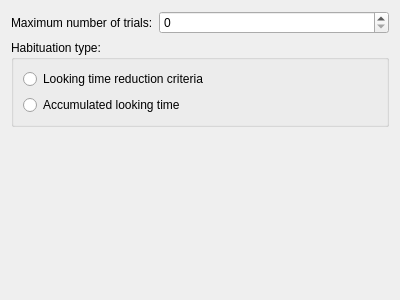
Qt form libs/habutil/wizards/PhaseWPHabituation.ui (djsperka/habit2-src) before a commit.
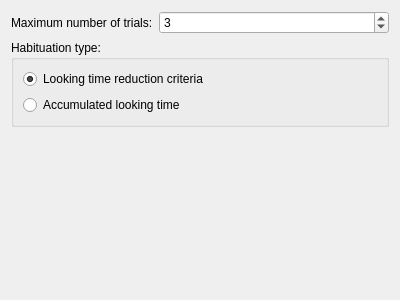
The same form after that commit.

Commit message: First working version with phase wizard! Phase not actually added though....

Diff of the .ui file:
```diff
--- a/libs/habutil/wizards/PhaseWPHabituation.ui
+++ b/libs/habutil/wizards/PhaseWPHabituation.ui
@@ -33,7 +33,14 @@
       </widget>
      </item>
      <item row="0" column="1">
-      <widget class="QSpinBox" name="spinboxHabNTrials"/>
+      <widget class="QSpinBox" name="spinboxHabNTrials">
+       <property name="minimum">
+        <number>1</number>
+       </property>
+       <property name="value">
+        <number>3</number>
+       </property>
+      </widget>
      </item>
     </layout>
    </item>
@@ -51,6 +58,9 @@
         <property name="text">
          <string>Looking time reduction criteria</string>
         </property>
+        <property name="checked">
+         <bool>true</bool>
+        </property>
        </widget>
       </item>
       <item>
```
The commit also changes 13 other files.
